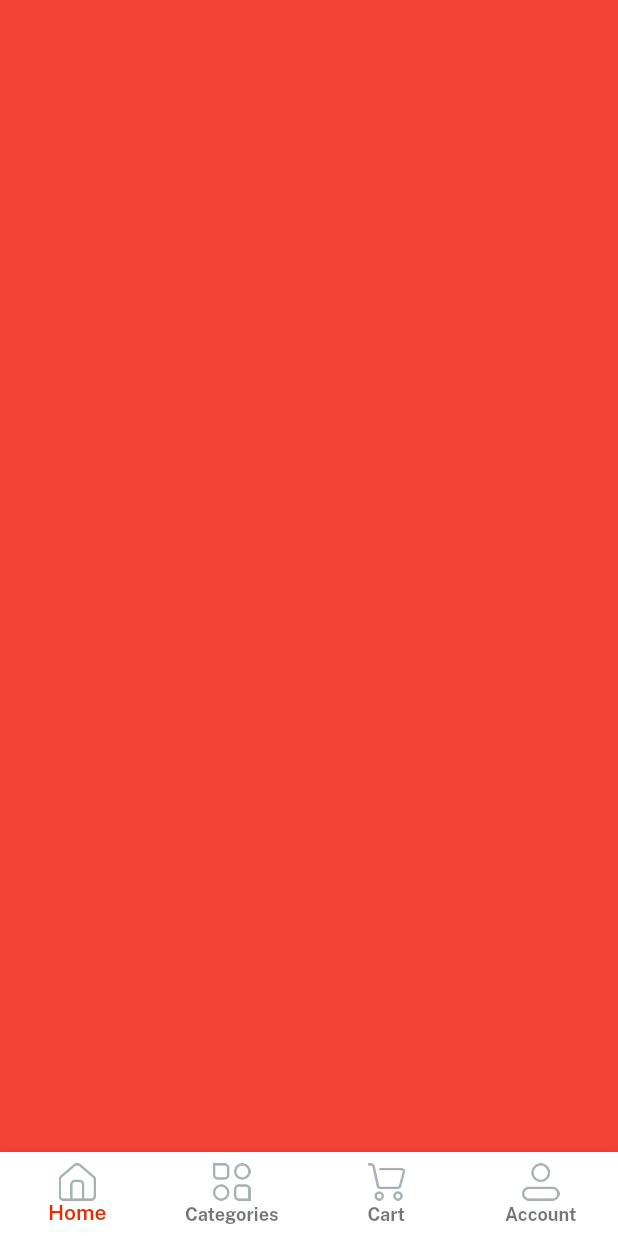
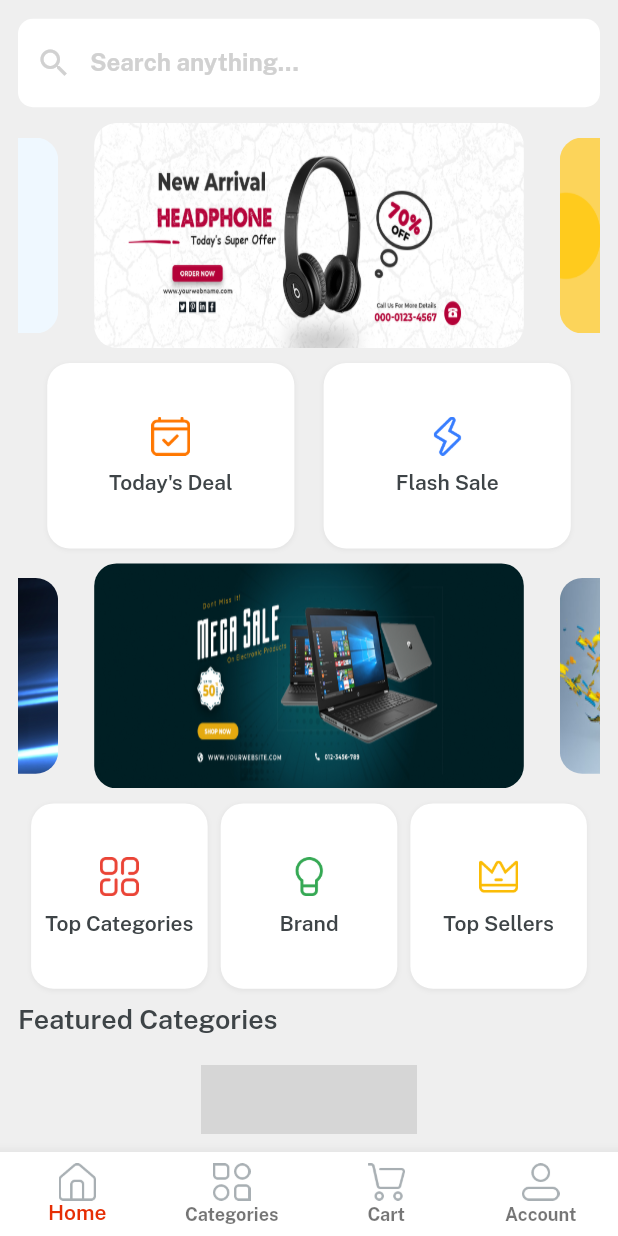
Before and after one commit to Navid-Rahman/E-Commerce-Clone-App-GetX-Firebase, a Flutter app: the screen it shows after launch, after a tap on "Login", on a phone screen of 412 x 824 dp. Run offline on Flutter 3.47's test engine with Material 2 defaults, Android fonts, the phone set to English and light mode, and no system bars; drawn by our look-alikes of velocity_x; our stand-ins replace get; grey boxes are pictures that could not be loaded.

Commit message:
Home UI added

```diff
--- a/lib/constants/lists.dart
+++ b/lib/constants/lists.dart
@@ -6,3 +6,40 @@ const socialIconList = [
   icTwitterLogo,
   icAppleLogo,
 ];
+
+const slidersList = [
+  imgSlider1,
+  imgSlider2,
+  imgSlider3,
+  imgSlider4,
+];
+
+const secondSlidersList = [
+  imgSs1,
+  imgSs2,
+  imgSs3,
+  imgSs4,
+];
+
+const featuredImages1 = [
+  imgS1,
+  imgS2,
+  imgS3,
+];
+const featuredImages2 = [
+  imgS4,
+  imgS5,
+  imgS6,
+];
+
+const featuredTitle1 = [
+  womenDress,
+  girlsDress,
+  girlsWatches,
+];
+
+const featuredTitle2 = [
+  boysGlasses,
+  mobilePhone,
+  tShirt,
+];
--- a/lib/constants/strings.dart
+++ b/lib/constants/strings.dart
@@ -23,8 +23,23 @@ const privacyPolicy = "Privacy Policy";
 const termsAndCondition = "Terms & Conditions";
 const alreadyHaveAnAccount = "Already have an account? ";
 
-/// Home page Strings
+/// Home Strings
 const home = "Home";
 const categories = "Categories";
 const cart = "Cart";
 const account = "Account";
+
+/// Home Screen Strings
+const searchAnything = "Search anything...";
+const todaysDeal = "Today's Deal";
+const flashSale = "Flash Sale";
+const topSellers = "Top Sellers";
+const brand = "Brand";
+const topCategories = "Top Categories";
+const featuredCategories = "Featured Categories";
+const womenDress = "Women's Dress";
+const girlsWatches = "Girls' Watches";
+const mobilePhone = "Mobile Phone";
+const boysGlasses = "Boys' Glasses";
+const tShirt = "T-Shirt";
+const girlsDress = "Girls' Dresses";
--- a/lib/presentation/auth_screen/login_screen.dart
+++ b/lib/presentation/auth_screen/login_screen.dart
@@ -1,12 +1,14 @@
 import 'package:daraz_idea_firebase/constants/consts.dart';
 import 'package:daraz_idea_firebase/constants/lists.dart';
 import 'package:daraz_idea_firebase/presentation/auth_screen/signup_screen.dart';
-import 'package:daraz_idea_firebase/presentation/home_screen/home_screen.dart';
+import 'package:daraz_idea_firebase/presentation/home_screen/home.dart';
 import 'package:daraz_idea_firebase/utils/widgets/app_logo_widget.dart';
 import 'package:daraz_idea_firebase/utils/widgets/bg_widget.dart';
 import 'package:daraz_idea_firebase/utils/widgets/custom_button.dart';
 import 'package:daraz_idea_firebase/utils/widgets/custom_textfields.dart';
 import 'package:get/get.dart';
+
+import '../home_screen/home_screen.dart';
 
 class LoginScreen extends StatelessWidget {
   const LoginScreen({super.key});
@@ -44,7 +46,7 @@ class LoginScreen extends StatelessWidget {
                   5.heightBox,
                   customButton(
                     onPressed: () {
-                      Get.to(() => const HomeScreen());
+                      Get.to(() => const Home());
                     },
                     title: logIn,
                     color: redColor,
--- /dev/null
+++ b/lib/presentation/home_screen/home.dart
@@ -0,0 +1,78 @@
+import 'package:daraz_idea_firebase/constants/consts.dart';
+import 'package:daraz_idea_firebase/controllers/home-controller.dart';
+import 'package:daraz_idea_firebase/presentation/account/account_screen.dart';
+import 'package:daraz_idea_firebase/presentation/cart/cart_screen.dart';
+import 'package:daraz_idea_firebase/presentation/categories/categories_screen.dart';
+import 'package:daraz_idea_firebase/presentation/home_screen/home_screen.dart';
+import 'package:get/get.dart';
+
+class Home extends StatelessWidget {
+  const Home({super.key});
+
+  @override
+  Widget build(BuildContext context) {
+    /// initialize home controller
+
+    var controller = Get.put(HomeController());
+
+    var navbarItem = [
+      BottomNavigationBarItem(
+        icon: Image.asset(
+          icHome,
+          width: 25,
+        ),
+        label: home,
+      ),
+      BottomNavigationBarItem(
+          icon: Image.asset(
+            icCategories,
+            width: 25,
+          ),
+          label: categories),
+      BottomNavigationBarItem(
+          icon: Image.asset(
+            icCart,
+            width: 25,
+          ),
+          label: cart),
+      BottomNavigationBarItem(
+          icon: Image.asset(
+            icProfile,
+            width: 25,
+          ),
+          label: account),
+    ];
+
+    var navBody = [
+      HomeScreen(),
+      CategoriesScreen(),
+      CartScreen(),
+      AccountScreen(),
+    ];
+
+    return Scaffold(
+      bottomNavigationBar: Obx(
+        () => BottomNavigationBar(
+          currentIndex: controller.currentNavIndex.value,
+          type: BottomNavigationBarType.fixed,
+          backgroundColor: whiteColor,
+          items: navbarItem,
+          selectedItemColor: redColor,
+          selectedLabelStyle: const TextStyle(fontFamily: semibold),
+          onTap: (value) {
+            controller.currentNavIndex.value = value;
+          },
+        ),
+      ),
+      body: Column(
+        children: [
+          Obx(
+            () => Expanded(
+              child: navBody.elementAt(controller.currentNavIndex.value),
+            ),
+          ),
+        ],
+      ),
+    );
+  }
+}
--- a/lib/presentation/home_screen/home_screen.dart
+++ b/lib/presentation/home_screen/home_screen.dart
@@ -1,74 +1,181 @@
 import 'package:daraz_idea_firebase/constants/consts.dart';
-import 'package:daraz_idea_firebase/controllers/home-controller.dart';
-import 'package:flutter/material.dart';
-import 'package:get/get.dart';
+import 'package:daraz_idea_firebase/constants/lists.dart';
+import 'package:daraz_idea_firebase/presentation/home_screen/widgets/featured_button.dart';
+import 'package:daraz_idea_firebase/utils/widgets/home_buttons.dart';
 
 class HomeScreen extends StatelessWidget {
   const HomeScreen({super.key});
 
   @override
   Widget build(BuildContext context) {
-    /// initialize home controller
-
-    var controller = Get.put(HomeController());
-
-    var navbarItem = [
-      BottomNavigationBarItem(
-        icon: Image.asset(
-          icHome,
-          width: 25,
+    return Container(
+      padding: const EdgeInsets.all(12),
+      color: lightGrey,
+      width: context.screenWidth,
+      height: context.screenHeight,
+      child: SafeArea(
+        child: Column(
+          children: [
+            Container(
+              alignment: Alignment.center,
+              color: lightGrey,
+              height: 60,
+              child: TextFormField(
+                decoration: InputDecoration(
+                  hintText: searchAnything,
+                  hintStyle: const TextStyle(
+                    color: textfieldGrey,
                   ),
-        label: home,
+                  prefixIcon: const Icon(
+                    Icons.search,
+                    color: textfieldGrey,
                   ),
-      BottomNavigationBarItem(
-          icon: Image.asset(
-            icCategories,
-            width: 25,
+                  filled: true,
+                  fillColor: whiteColor,
+                  border: OutlineInputBorder(
+                    borderRadius: BorderRadius.circular(10),
+                    borderSide: BorderSide.none,
                   ),
-          label: categories),
-      BottomNavigationBarItem(
-          icon: Image.asset(
-            icCart,
-            width: 25,
                 ),
-          label: cart),
-      BottomNavigationBarItem(
-          icon: Image.asset(
-            icProfile,
-            width: 25,
               ),
-          label: account),
-    ];
-
-    var navBody = [
-      Container(color: Colors.red),
-      Container(color: Colors.green),
-      Container(color: Colors.blue),
-      Container(color: Colors.yellow),
-    ];
-
-    return Scaffold(
-      bottomNavigationBar: Obx(
-        () => BottomNavigationBar(
-          currentIndex: controller.currentNavIndex.value,
-          type: BottomNavigationBarType.fixed,
-          backgroundColor: whiteColor,
-          items: navbarItem,
-          selectedItemColor: redColor,
-          selectedLabelStyle: const TextStyle(fontFamily: semibold),
-          onTap: (value) {
-            controller.currentNavIndex.value = value;
+            ),
+            10.heightBox,
+            Expanded(
+              child: SingleChildScrollView(
+                physics: const BouncingScrollPhysics(),
+                child: Column(
+                  children: [
+                    /// Swiper Banner Slider Widget
+                    VxSwiper.builder(
+                      height: 150,
+                      aspectRatio: 16 / 9,
+                      enlargeCenterPage: true,
+                      autoPlay: true,
+                      itemCount: slidersList.length,
+                      itemBuilder: (context, index) {
+                        return Image.asset(
+                          slidersList[index],
+                          fit: BoxFit.fill,
+                        )
+                            .box
+                            .rounded
+                            .clip(Clip.antiAlias)
+                            .margin(
+                              const EdgeInsets.symmetric(
+                                horizontal: 12,
+                              ),
+                            )
+                            .make();
                       },
                     ),
-      ),
-      body: Column(
-        children: [
-          Obx(
-            () => Expanded(
-              child: navBody.elementAt(controller.currentNavIndex.value),
+
+                    10.heightBox,
+
+                    /// Home Buttons
+                    Row(
+                      mainAxisAlignment: MainAxisAlignment.spaceEvenly,
+                      children: List.generate(
+                        2,
+                        (index) => homeButtons(
+                          icon: index == 0 ? icTodaysDeal : icFlashDeal,
+                          title: index == 0 ? todaysDeal : flashSale,
+                          height: context.screenHeight * 0.15,
+                          width: context.screenWidth / 2.5,
+                          //onPressed: () {},
                         ),
                       ),
+                    ),
+
+                    10.heightBox,
+
+                    /// Second Sliders
+                    VxSwiper.builder(
+                      height: 150,
+                      aspectRatio: 16 / 9,
+                      enlargeCenterPage: true,
+                      autoPlay: true,
+                      itemCount: secondSlidersList.length,
+                      itemBuilder: (context, index) {
+                        return Image.asset(
+                          secondSlidersList[index],
+                          fit: BoxFit.fill,
+                        )
+                            .box
+                            .rounded
+                            .clip(Clip.antiAlias)
+                            .margin(
+                              const EdgeInsets.symmetric(
+                                horizontal: 12,
+                              ),
+                            )
+                            .make();
+                      },
+                    ),
+
+                    10.heightBox,
+
+                    /// Home Buttons
+                    Row(
+                      mainAxisAlignment: MainAxisAlignment.spaceEvenly,
+                      children: List.generate(
+                          3,
+                          (index) => homeButtons(
+                                icon: index == 0
+                                    ? icTopCategories
+                                    : index == 1
+                                        ? icBrands
+                                        : icTopSeller,
+                                title: index == 0
+                                    ? topCategories
+                                    : index == 1
+                                        ? brand
+                                        : topSellers,
+                                height: context.screenHeight * 0.15,
+                                width: context.screenWidth / 3.5,
+                              )),
+                    ),
+
+                    10.heightBox,
+
+                    /// Featured Categories
+                    Align(
+                      alignment: Alignment.centerLeft,
+                      child: featuredCategories.text
+                          .color(darkFontGrey)
+                          .size(18)
+                          .fontFamily(semibold)
+                          .make(),
+                    ),
+
+                    20.heightBox,
+
+                    /// Featured Categories List
+                    SingleChildScrollView(
+                      scrollDirection: Axis.horizontal,
+                      child: Row(
+                        children: List.generate(
+                            3,
+                            (index) => Column(
+                                  children: [
+                                    featuredButton(
+                                      title: featuredTitle1[index],
+                                      icon: featuredImages1[index],
+                                    ),
+                                    10.heightBox,
+                                    featuredButton(
+                                      title: featuredTitle2[index],
+                                      icon: featuredImages2[index],
+                                    ),
                                   ],
+                                )).toList(),
+                      ),
+                    )
+                  ],
+                ),
+              ),
+            )
+          ],
+        ),
       ),
     );
   }
--- /dev/null
+++ b/lib/utils/widgets/home_buttons.dart
@@ -0,0 +1,21 @@
+import 'package:daraz_idea_firebase/constants/consts.dart';
+
+Widget homeButtons({
+  icon,
+  String? title,
+  height,
+  width,
+  //onPressed,
+}) {
+  return Column(
+    mainAxisAlignment: MainAxisAlignment.center,
+    children: [
+      Image.asset(
+        icon,
+        width: 26,
+      ),
+      10.heightBox,
+      title!.text.fontFamily(semibold).color(darkFontGrey).make()
+    ],
+  ).box.rounded.white.size(width, height).shadowSm.make();
+}
```
Lines whose indentation alone changed are shown as unchanged.
